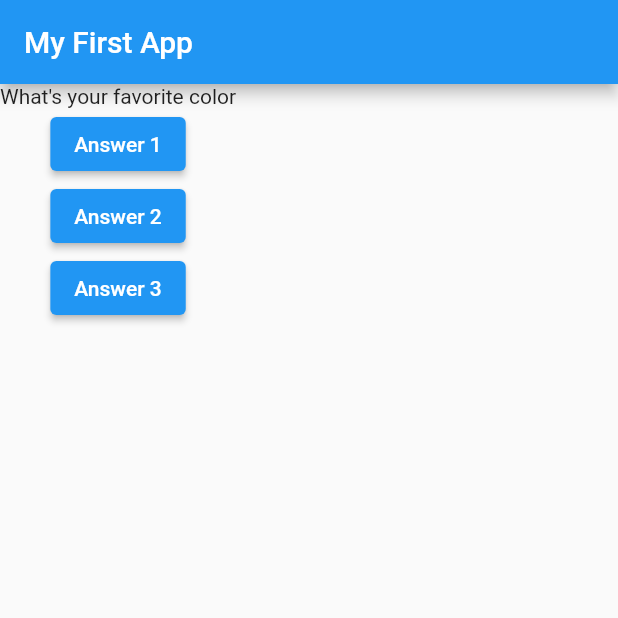
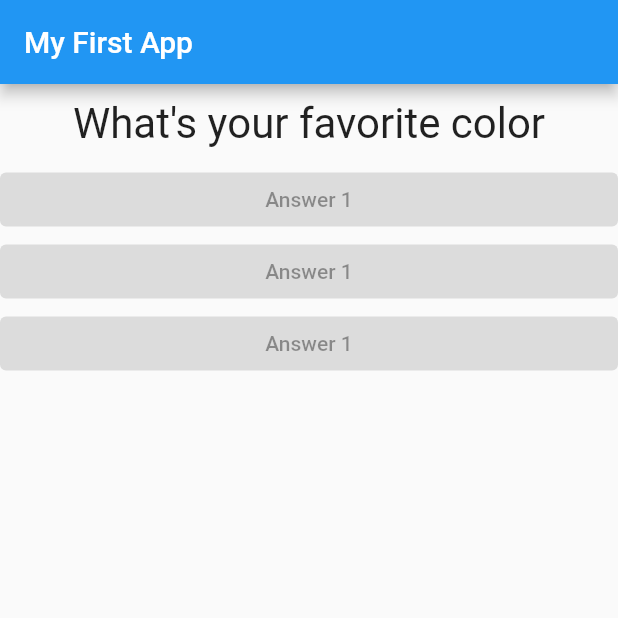
Before and after one commit to hieunugent/LearnFlutter, a Flutter app: the screen it shows after launch, on a phone screen of 412 x 824 dp, the top half of it. Run offline on Flutter 3.47's test engine with Material 2 defaults, Android fonts, the phone set to English and light mode, and no system bars.

Commit message:
add the answer.dart

```diff
--- /dev/null
+++ b/lib/answer.dart
@@ -0,0 +1,19 @@
+import 'package:flutter/material.dart';
+
+class Answer extends StatelessWidget {
+  const Answer({Key? key}) : super(key: key);
+
+  @override
+  Widget build(BuildContext context) {
+    return Container(
+      width: double.infinity,
+      child: ElevatedButton(
+        child: Text('Answer 1'),
+        onPressed: null,
+        style: ElevatedButton.styleFrom(
+          primary: Colors.amber[200],
+        ),
+      ),
+    );
+  }
+}
--- a/lib/main.dart
+++ b/lib/main.dart
@@ -1,5 +1,6 @@
 import 'package:flutter/material.dart';
 import './question.dart';
+import './answer.dart';
 
 void main() {
   runApp(MyApp());
@@ -26,7 +27,7 @@ class _MyAppState extends State<MyApp> {
   Widget build(BuildContext context) {
     var question = [
       'What\'s your favorite color',
-      'what\s your favorite animarl '
+      'what\s your favorite animal '
     ];
     return MaterialApp(
       home: Scaffold(
@@ -38,18 +39,9 @@ class _MyAppState extends State<MyApp> {
             Question(
               question[_questionIndex],
             ),
-            ElevatedButton(
-              child: Text('Answer 1'),
-              onPressed: _answerQuestion,
-            ),
-            ElevatedButton(
-              child: Text('Answer 2'),
-              onPressed: () => {print('choose answer 2')},
-            ),
-            ElevatedButton(
-              child: Text('Answer 3'),
-              onPressed: () => {print('choose answer 2')},
-            ),
+            Answer(),
+            Answer(),
+            Answer(),
           ],
         ),
       ),
--- a/lib/question.dart
+++ b/lib/question.dart
@@ -2,10 +2,20 @@ import 'package:flutter/material.dart';
 
 class Question extends StatelessWidget {
   // const Question({ Key? key }) : super(key: key);
-  String questionText;
+  final String questionText; // can rreassign when do it with final
+
   Question(this.questionText);
+
   @override
   Widget build(BuildContext context) {
-    return Text(questionText);
+    return Container(
+      width: double.infinity,
+      margin: EdgeInsets.all(10),
+      child: Text(
+        questionText,
+        style: TextStyle(fontSize: 28),
+        textAlign: TextAlign.center,
+      ),
+    );
   }
 }
```
